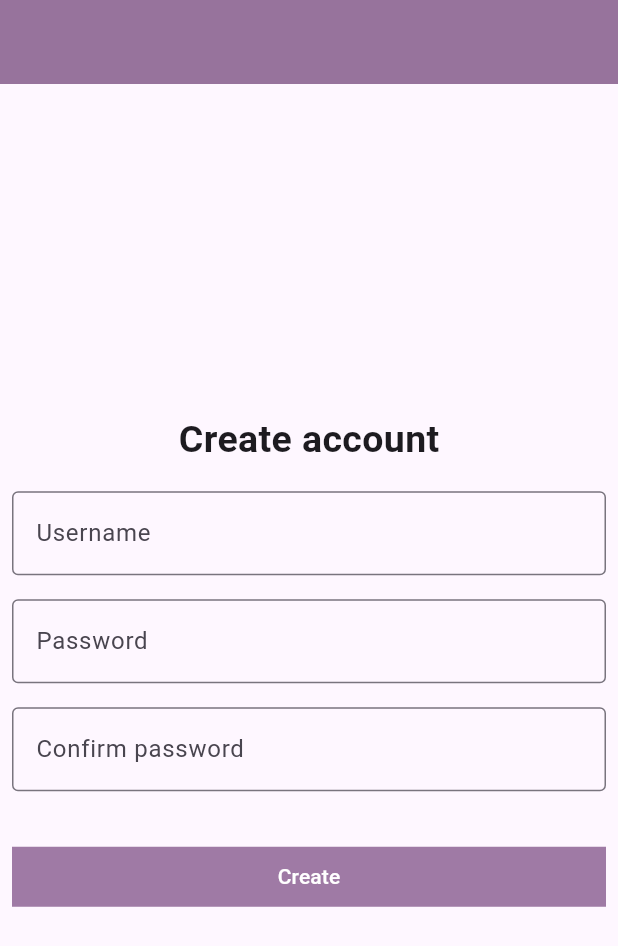
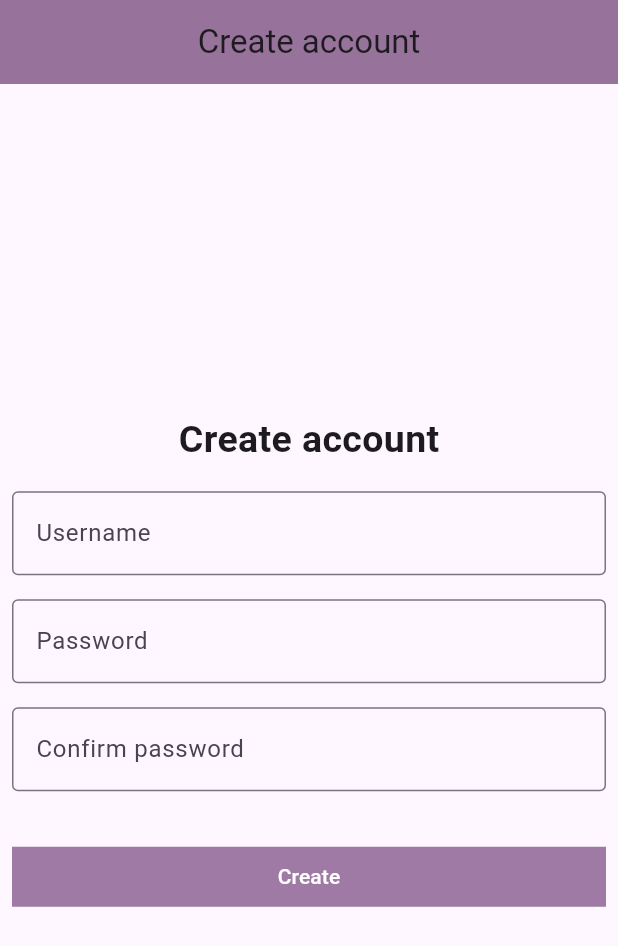
Before and after one commit to NotAnile/Studygram-App, a Flutter app: the CreateAccountPage screen opened by its route, on a phone screen of 412 x 824 dp. Shown: the top 946 px of the screen. Run offline on Flutter 3.47's test engine with Material 3 defaults, Android fonts, the phone set to English and light mode, and no system bars; our stand-ins replace go_router.

Commit message:
Worked on create post page

```diff
--- /dev/null
+++ b/studygram/lib/components/appbar.dart
@@ -0,0 +1,19 @@
+import 'package:flutter/material.dart';
+import 'package:go_router/go_router.dart';
+
+AppBar getMyAppBar(BuildContext context, Text title) {
+  return AppBar(
+    backgroundColor: const Color.fromARGB(255, 151, 115, 156),
+    leading: GoRouter.of(context).canPop()
+        ? IconButton(
+            icon: const Icon(
+              Icons.arrow_back,
+              color: Colors.white,
+            ),
+            onPressed: () => context.pop(),
+          )
+        : null,
+    title: title,
+    centerTitle: true,
+  );
+}
--- a/studygram/lib/components/navigationbar.dart
+++ b/studygram/lib/components/navigationbar.dart
@@ -52,7 +52,9 @@ class _MyNavigationBarState extends State<MyNavigationBar> {
               builder: (context) => FloatingActionButton.small(
                 backgroundColor: const Color.fromARGB(255, 229, 200, 243),
                 child: const Icon(Icons.add),
-                onPressed: () {},
+                onPressed: () {
+                  context.push('/create/post');
+                },
               ),
             )
           : null,
--- a/studygram/lib/components/textbutton.dart
+++ b/studygram/lib/components/textbutton.dart
@@ -9,6 +9,8 @@ class MyTextButton extends StatelessWidget {
   final Color backgroundColor;
   final bool rectangleShape;
   final void Function() onPressed;
+  final double? width;
+  final double? height;
   // final String route;
 
   const MyTextButton({
@@ -18,6 +20,8 @@ class MyTextButton extends StatelessWidget {
     required this.backgroundColor,
     required this.rectangleShape,
     required this.onPressed,
+    this.width,
+    this.height,
   });
 
   @override
@@ -31,8 +35,8 @@ class MyTextButton extends StatelessWidget {
     return Consumer<Settings>(
       builder: (context, model, state) {
         return SizedBox(
-          width: sizes[model.size]['width'],
-          height: sizes[model.size]['height'],
+          width: width ?? sizes[model.size]['width'],
+          height: height ?? sizes[model.size]['height'],
           child: TextButton(
             onPressed: onPressed,
             style: ButtonStyle(
--- a/studygram/lib/pages/create_account.dart
+++ b/studygram/lib/pages/create_account.dart
@@ -3,8 +3,8 @@ import 'package:studygram/components/textbutton.dart';
 import 'package:studygram/models/authentication.dart';
 import '../components/textfield.dart';
 import 'package:provider/provider.dart';
-import 'package:go_router/go_router.dart';
 import 'package:studygram/models/create_account_model.dart';
+import 'package:studygram/components/appbar.dart';
 
 class CreateAccountPage extends StatelessWidget {
   const CreateAccountPage({super.key});
@@ -15,15 +15,7 @@ class CreateAccountPage extends StatelessWidget {
     TextEditingController passwordController = TextEditingController();
     TextEditingController passwordController2 = TextEditingController();
     return Scaffold(
-      appBar: AppBar(
-        backgroundColor: const Color.fromARGB(255, 151, 115, 156),
-        leading: GoRouter.of(context).canPop()
-            ? IconButton(
-                icon: const Icon(Icons.arrow_back),
-                onPressed: () => context.pop(),
-              )
-            : null,
-      ),
+      appBar: getMyAppBar(context, const Text("Create account")),
       body: Consumer<Authentication>(
         builder: (context, auth, child) {
           return Center(
--- a/studygram/lib/router.dart
+++ b/studygram/lib/router.dart
@@ -2,6 +2,7 @@ import 'package:flutter/material.dart';
 import 'package:go_router/go_router.dart';
 import 'package:studygram/models/authentication.dart';
 import 'package:studygram/pages/create_account.dart';
+import 'package:studygram/pages/create_post.dart';
 import 'package:studygram/pages/home.dart';
 import 'package:studygram/pages/notifications.dart';
 import 'package:studygram/pages/mypage.dart';
@@ -47,6 +48,10 @@ class MyRouter extends StatelessWidget {
         GoRoute(
           path: '/create/account',
           builder: (context, state) => const CreateAccountPage(),
+        ),
+        GoRoute(
+          path: '/create/post',
+          builder: (context, state) => const CreatePostPage(),
         ),
         GoRoute(
           path: '/post',
```
Also changed, not shown: studygram/lib/components/textarea.dart (added, +35 -0 lines), studygram/lib/pages/create_post.dart (added, +66 -0 lines), studygram/lib/pages/post.dart (+8 -9 lines).
